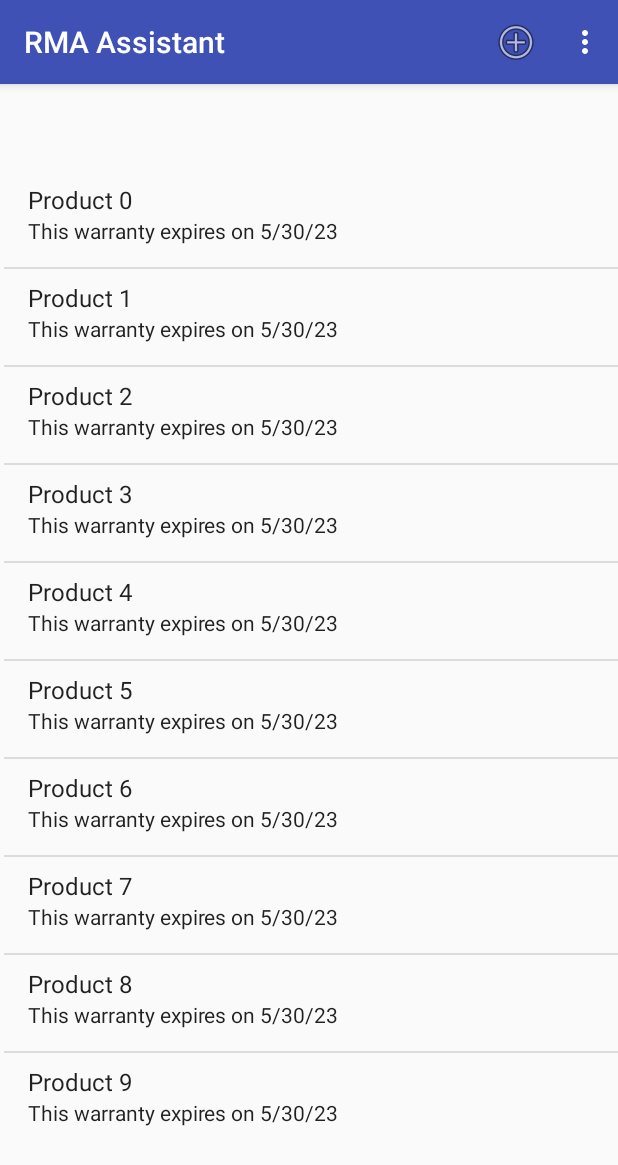
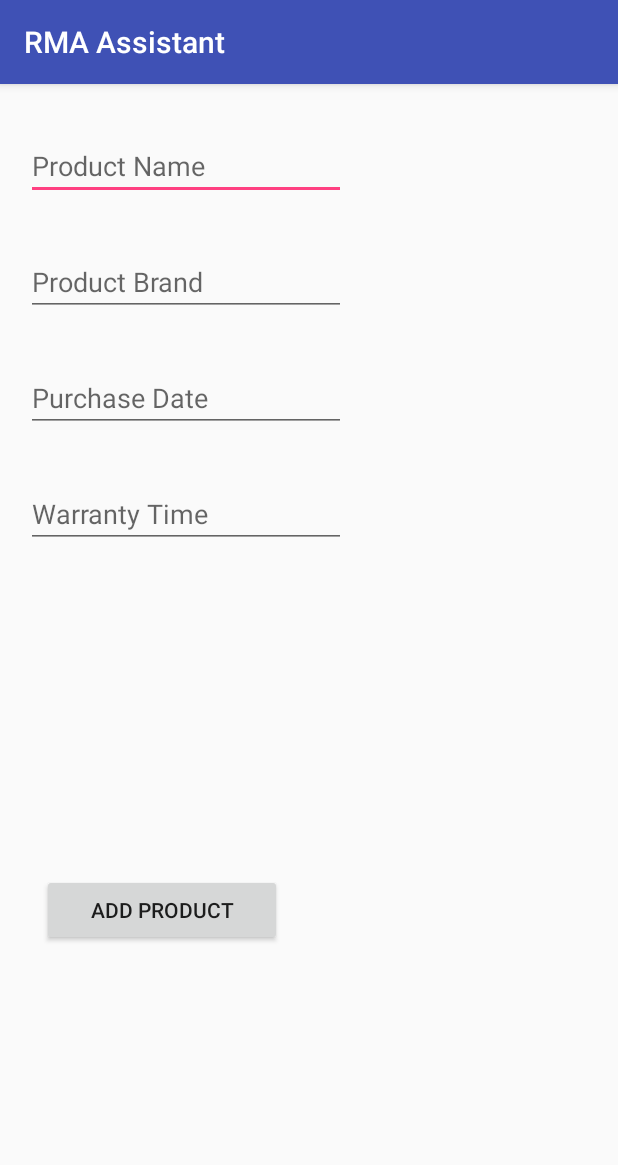
Before and after one commit to VoiderX/projeto-final-moveis, an Android app: the screen it shows after launch (MainActivity before the commit, ProductActivity after it), after a tap on "Add Product", on a phone screen of 412 x 824 dp. Shown: the top 1165 px of the screen. Run offline under Robolectric (Android 15) with nearby library versions, the phone set to English and light mode, and no system bars; our stand-ins replace Room's generated code.

Commit message:
Lots of changes

```diff
--- a/ProjetoMoveis/app/build.gradle
+++ b/ProjetoMoveis/app/build.gradle
@@ -25,4 +25,10 @@ dependencies {
     testImplementation 'junit:junit:4.12'
     androidTestImplementation 'com.android.support.test:runner:1.0.2'
     androidTestImplementation 'com.android.support.test.espresso:espresso-core:3.0.2'
+    def room_version = "1.1.0" // or, for latest rc, use "1.1.1-rc1"
+    def archLifecycleVersion = '1.1.0'
+    implementation "android.arch.persistence.room:runtime:$room_version"
+    annotationProcessor "android.arch.persistence.room:compiler:$room_version"
+    implementation "android.arch.lifecycle:extensions:$archLifecycleVersion"
+    annotationProcessor "android.arch.lifecycle:compiler:$archLifecycleVersion"
 }
--- a/ProjetoMoveis/app/src/main/java/com/example/gabriel/projetomoveis/MainActivity.java
+++ b/ProjetoMoveis/app/src/main/java/com/example/gabriel/projetomoveis/MainActivity.java
@@ -9,7 +9,10 @@ Sistema para controle de garantia de produtos comprados, o usuário pode registr
 */
 package com.example.gabriel.projetomoveis;
 
+import android.arch.lifecycle.Observer;
+import android.arch.persistence.room.Room;
 import android.graphics.Color;
+import android.support.annotation.Nullable;
 import android.support.v7.app.AppCompatActivity;
 import android.os.Bundle;
 import android.view.ActionMode;
@@ -25,14 +28,19 @@ import android.widget.SimpleAdapter;
 import java.util.ArrayList;
 import java.util.GregorianCalendar;
 import java.util.HashMap;
+import java.util.List;
 import java.util.Map;
 
+import database.AppDatabase;
+import database.DatabaseHandler;
 import objects.Product;
 
 public class MainActivity extends AppCompatActivity {
     public static final String PRODUCT_OBJ = "PRODUCT_OBJ";
+
     private static final String PRODUCT_KEY = "productName";
     private static final String DATE_KEY = "remainingWarranty";
+
     private ArrayList<Product> products=null;
     private ListView productsList;
 
@@ -46,7 +54,7 @@ public class MainActivity extends AppCompatActivity {
         productsList.setOnItemClickListener(new AdapterView.OnItemClickListener() {
             @Override
             public void onItemClick(AdapterView<?> parent, View view, int position, long id) {
-                ProductActivity.call(view.getContext(),products.get(position));
+                openProduct(view,position);
             }
         });
         //Setting multi-choice configuration
@@ -100,8 +108,16 @@ public class MainActivity extends AppCompatActivity {
                 }
             }
         });
-        products= dummyPopulateList();
-        loadProductList();
+        new DatabaseHandler(this.getApplication()).getAllProducts().observe(this, new Observer<List<Product>>() {
+            @Override
+            public void onChanged(@Nullable List<Product> products) {
+                setProducts(new ArrayList<>(products));
+                loadProductList();
+                System.out.println("testando");
+            }
+        });
+        //products= getAllFromDatabase();
+        //loadProductList();
     }
 
     //MENU METHODS
@@ -128,17 +144,17 @@ public class MainActivity extends AppCompatActivity {
     }
 
     private void addNewProduct() {
-        System.out.println("Adicionando produto!");
+        ProductActivity.call(this);
     }
-
     private void removeProduct() {
         System.out.println("Removendo produto");
     }
-
     private void updateProduct() {
         System.out.println("Atualizando produto");
     }
-
+    private void openProduct(View view, int position){
+        ProductActivity.call(view.getContext(),products.get(position));
+    }
     private void showAbout() {
         System.out.println("Show about!");
     }
@@ -157,7 +173,11 @@ public class MainActivity extends AppCompatActivity {
                 new String[]{PRODUCT_KEY, DATE_KEY}, new int[]{android.R.id.text1, android.R.id.text2});
         productsList.setAdapter(simpleAdapter);
     }
-
+    //Methods to get data form database
+    private ArrayList<Product> getAllFromDatabase(){
+        return new ArrayList<>();
+        //return new ArrayList<>(AppDatabase.getDatabase(this.getApplicationContext()).productDAO().getAll());
+    }
     //basic method to generate sample data
     private ArrayList<Product> dummyPopulateList() {
         ArrayList<Product> dummyProducts = new ArrayList<>();
@@ -168,4 +188,8 @@ public class MainActivity extends AppCompatActivity {
         }
         return dummyProducts;
     }
+    //Operational methods
+    private void setProducts(ArrayList<Product> products) {
+        this.products = products;
+    }
 }
--- a/ProjetoMoveis/app/src/main/java/com/example/gabriel/projetomoveis/ProductActivity.java
+++ b/ProjetoMoveis/app/src/main/java/com/example/gabriel/projetomoveis/ProductActivity.java
@@ -4,37 +4,94 @@ import android.content.Context;
 import android.content.Intent;
 import android.support.v7.app.AppCompatActivity;
 import android.os.Bundle;
+import android.view.View;
+import android.widget.Button;
 import android.widget.EditText;
 
+import java.util.Date;
+import java.util.GregorianCalendar;
+
 import Utils.ConverterUtils;
+import database.DatabaseHandler;
 import objects.Product;
 
 public class ProductActivity extends AppCompatActivity {
+    private static final int EDIT_MODE = 1;
+    private static final int ADD_MODE = 2;
+    private static final String MODE = "MODE";
     EditText nameEditText, brandEditText, purchaseEditText, warrantyEditText;
+    Button primaryButton, secondaryButton;
 
     @Override
     protected void onCreate(Bundle savedInstanceState) {
         super.onCreate(savedInstanceState);
         setContentView(R.layout.activity_product);
         startElements();
-        loadProductData(getIntent().getExtras());
+        Bundle bundle = getIntent().getExtras();
+        if (readMode(bundle) == EDIT_MODE) {
+            loadProductData(bundle);
+            prepareForEdit();
+        } else {
+            prepareForAdd();
+        }
+    }
+    //Method to read the mode in which the activity was started
+    private int readMode(Bundle bundle) {
+        int mode;
+        mode = bundle.getInt(MODE);
+        return mode;
     }
 
+    //Methods to call this activity, if a product is given as argument the activity will edit, otherwise it will add a new product
+    public static void call(Context context) {
+        Intent intent = new Intent(context, ProductActivity.class);
+        intent.putExtra(MODE, ADD_MODE);
+        context.startActivity(intent);
+    }
 
     public static void call(Context context, Product product) {
         Intent intent = new Intent(context, ProductActivity.class);
-        intent.putExtra(MainActivity.PRODUCT_OBJ,product);
+        intent.putExtra(MODE, EDIT_MODE);
+        intent.putExtra(MainActivity.PRODUCT_OBJ, product);
         context.startActivity(intent);
     }
+    //Methods to set the buttons accordingly with its mode
+    private void prepareForAdd() {
+        secondaryButton.setVisibility(View.INVISIBLE);
+        primaryButton.setText(getResources().getString(R.string.add_product));
+        primaryButton.setOnClickListener(new View.OnClickListener() {
+            @Override
+            public void onClick(View v) {
+                Product product= new Product();
+                product.setBrand("Samsung");
+                product.setName("Galaxy J7");
+                GregorianCalendar gc = new GregorianCalendar();
+                gc.setTime(new Date());
+                product.setPurchaseDate(gc);
+                product.setWarrantyTime(2);
+                new DatabaseHandler(getApplication()).insert(product);
+            }
+        });
+    }
 
+    private void prepareForEdit() {
+        secondaryButton.setVisibility(View.VISIBLE);
+        primaryButton.setText(R.string.save);
+        secondaryButton.setText(R.string.add_occurrence);
+    }
+    //Method to map the interface ids inside the class
     private void startElements() {
         nameEditText = findViewById(R.id.nameEditText);
         brandEditText = findViewById(R.id.brandEditText);
         purchaseEditText = findViewById(R.id.purchaseEditText);
         warrantyEditText = findViewById(R.id.warrantyEditText);
+
+        primaryButton = findViewById(R.id.primaryButton);
+        secondaryButton = findViewById(R.id.secondaryButton);
     }
 
-    private void loadProductData(Bundle bundle){
+    //Method to load the product data in the fields
+    private void loadProductData(Bundle bundle) {
         Product product = (Product) bundle.getSerializable(MainActivity.PRODUCT_OBJ);
         nameEditText.setText(product.getName());
         brandEditText.setText(product.getBrand());
--- /dev/null
+++ b/ProjetoMoveis/app/src/main/java/database/AppDatabase.java
@@ -0,0 +1,30 @@
+package database;
+
+import android.arch.persistence.room.Database;
+import android.arch.persistence.room.Room;
+import android.arch.persistence.room.RoomDatabase;
+import android.content.Context;
+
+import database.daos.ProductDAO;
+import objects.Product;
+
+@Database(entities = {Product.class}, version = 3)
+public abstract class AppDatabase extends RoomDatabase {
+    public abstract ProductDAO productDAO();
+
+    private static AppDatabase INSTANCE;
+
+    public static AppDatabase getDatabase(final Context context) {
+        if (INSTANCE == null) {
+            synchronized (AppDatabase.class) {
+                if (INSTANCE == null) {
+                    INSTANCE = Room.databaseBuilder(context.getApplicationContext(),
+                            AppDatabase.class, "rmA_database").fallbackToDestructiveMigration()
+                            .build();
+
+                }
+            }
+        }
+        return INSTANCE;
+    }
+}
--- /dev/null
+++ b/ProjetoMoveis/app/src/main/java/database/DatabaseHandler.java
@@ -0,0 +1,41 @@
+package database;
+
+import android.app.Application;
+import android.arch.lifecycle.LiveData;
+import android.os.AsyncTask;
+
+import java.util.List;
+
+import database.daos.ProductDAO;
+import objects.Product;
+
+public class DatabaseHandler {
+    private ProductDAO productDAO;
+    private LiveData<List<Product>> allProducts;
+
+    public DatabaseHandler(Application application) {
+        AppDatabase db = AppDatabase.getDatabase(application);
+        productDAO=db.productDAO();
+        allProducts=productDAO.getAll();
+    }
+
+    public LiveData<List<Product>> getAllProducts(){
+        return allProducts;
+    }
+    public void insert(Product... products){
+        new insertAsyncTask(productDAO).execute(products);
+    }
+    private static class insertAsyncTask extends AsyncTask<Product,Void,Void>{
+        private ProductDAO productDAO;
+
+        public insertAsyncTask(ProductDAO productDAO) {
+            this.productDAO = productDAO;
+        }
+
+        @Override
+        protected Void doInBackground(Product... products) {
+            productDAO.insertAll(products);
+            return null;
+        }
+    }
+}
--- /dev/null
+++ b/ProjetoMoveis/app/src/main/java/database/daos/ProductDAO.java
@@ -0,0 +1,17 @@
+package database.daos;
+
+import android.arch.lifecycle.LiveData;
+import android.arch.persistence.room.Dao;
+import android.arch.persistence.room.Insert;
+import android.arch.persistence.room.Query;
+
+import java.util.List;
+
+import objects.Product;
+@Dao
+public interface ProductDAO {
+    @Query("SELECT * FROM product")
+    LiveData<List<Product>> getAll();
+    @Insert
+    void insertAll(Product... products);
+}
--- a/ProjetoMoveis/app/src/main/res/layout/activity_main.xml
+++ b/ProjetoMoveis/app/src/main/res/layout/activity_main.xml
@@ -1,5 +1,5 @@
 <?xml version="1.0" encoding="utf-8"?>
-<android.support.constraint.ConstraintLayout xmlns:android="http://schemas.android.com/apk/res/android"
+<android.widget.LinearLayout xmlns:android="http://schemas.android.com/apk/res/android"
     xmlns:app="http://schemas.android.com/apk/res-auto"
     xmlns:tools="http://schemas.android.com/tools"
     android:layout_width="match_parent"
@@ -18,4 +18,4 @@
         app:layout_constraintEnd_toEndOf="parent"
         app:layout_constraintStart_toStartOf="parent"
         app:layout_constraintTop_toTopOf="parent" />
-</android.support.constraint.ConstraintLayout>
+</android.widget.LinearLayout>
--- a/ProjetoMoveis/app/src/main/res/layout/activity_product.xml
+++ b/ProjetoMoveis/app/src/main/res/layout/activity_product.xml
@@ -27,7 +27,7 @@
         android:layout_height="wrap_content"
         android:layout_marginEnd="8dp"
         android:layout_marginStart="8dp"
-        android:layout_marginTop="36dp"
+        android:layout_marginTop="32dp"
         android:ems="10"
         android:hint="@string/product_brand"
         android:inputType="textPersonName"
@@ -58,14 +58,43 @@
         android:layout_marginBottom="8dp"
         android:layout_marginEnd="8dp"
         android:layout_marginStart="8dp"
-        android:layout_marginTop="36dp"
+        android:layout_marginTop="32dp"
         android:ems="10"
         android:hint="@string/warranty_time"
-        android:inputType="textPersonName"
+        android:inputType="number"
         app:layout_constraintBottom_toBottomOf="parent"
         app:layout_constraintEnd_toEndOf="parent"
         app:layout_constraintHorizontal_bias="0.052"
         app:layout_constraintStart_toStartOf="parent"
         app:layout_constraintTop_toBottomOf="@+id/purchaseEditText"
         app:layout_constraintVertical_bias="0.0" />
+
+    <Button
+        android:id="@+id/primaryButton"
+        android:layout_width="160dp"
+        android:layout_height="wrap_content"
+        android:layout_marginBottom="8dp"
+        android:layout_marginEnd="8dp"
+        android:layout_marginStart="8dp"
+        android:layout_marginTop="32dp"
+        android:text="Primary Action"
+        app:layout_constraintBottom_toBottomOf="parent"
+        app:layout_constraintEnd_toStartOf="@+id/secondaryButton"
+        app:layout_constraintHorizontal_bias="0.0"
+        app:layout_constraintStart_toStartOf="parent"
+        app:layout_constraintTop_toBottomOf="@+id/warrantyEditText" />
+
+    <Button
+        android:id="@+id/secondaryButton"
+        android:layout_width="160dp"
+        android:layout_height="wrap_content"
+        android:layout_marginBottom="8dp"
+        android:layout_marginEnd="8dp"
+        android:layout_marginStart="8dp"
+        android:layout_marginTop="32dp"
+        android:text="Secondary Action"
+        app:layout_constraintBottom_toBottomOf="parent"
+        app:layout_constraintEnd_toEndOf="parent"
+        app:layout_constraintStart_toEndOf="@+id/primaryButton"
+        app:layout_constraintTop_toBottomOf="@+id/warrantyEditText" />
 </android.support.constraint.ConstraintLayout>
--- a/ProjetoMoveis/app/src/main/res/values/strings.xml
+++ b/ProjetoMoveis/app/src/main/res/values/strings.xml
@@ -11,4 +11,6 @@
     <string name="product_brand">Product Brand</string>
     <string name="purchase_date">Purchase Date</string>
     <string name="warranty_time">Warranty Time</string>
+    <string name="save">Save</string>
+    <string name="add_occurrence">Add occurrence</string>
 </resources>
```
Also changed, not shown: ProjetoMoveis/app/src/main/java/Utils/ConverterUtils.java (+13 -1 lines), ProjetoMoveis/app/src/main/java/objects/Occurrence.java (+21 -1 lines), ProjetoMoveis/app/src/main/java/objects/Product.java (+41 -7 lines).
